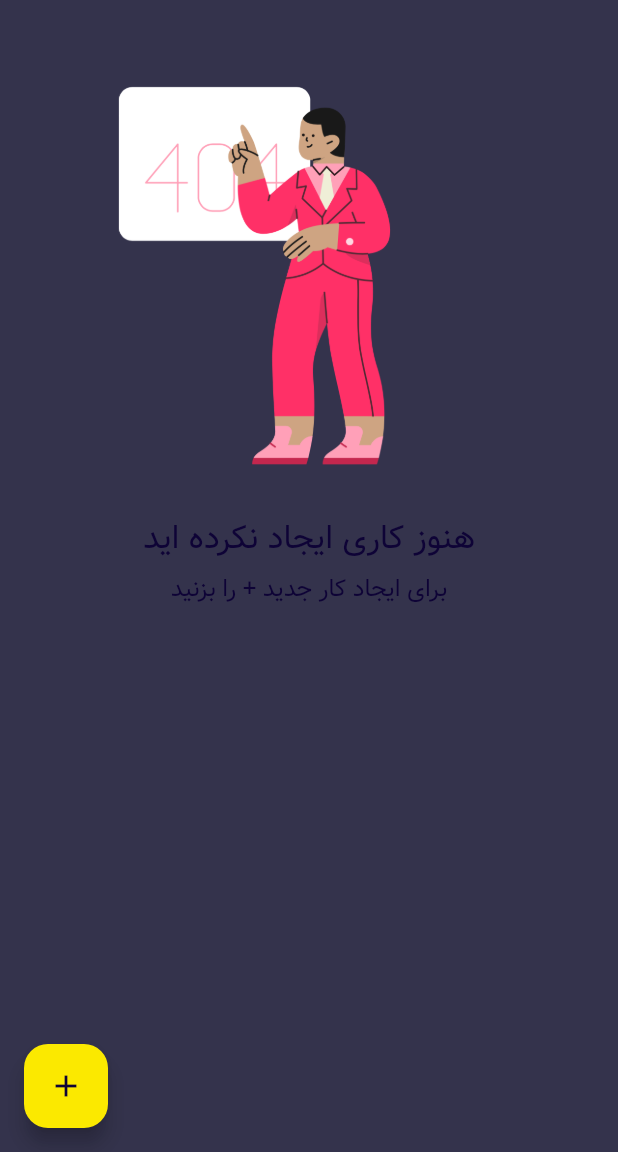
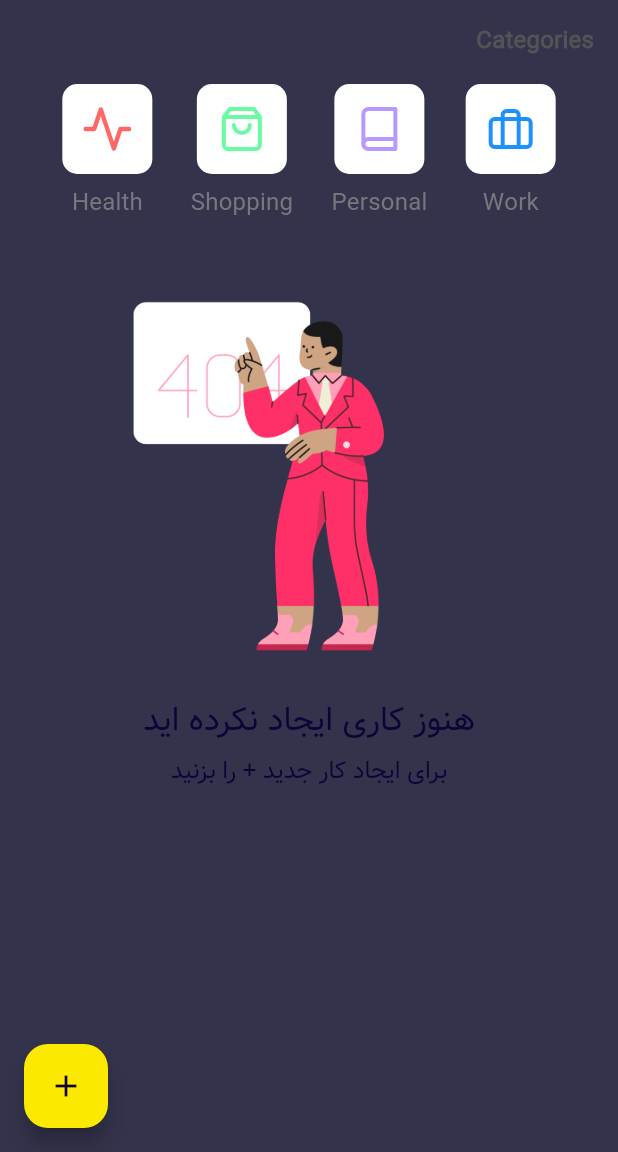
Before and after one commit to rezash76/todo_it, a Flutter app: the TodoScreen screen opened directly, on a phone screen of 412 x 824 dp, the part 84-1236 px from its top. Run offline on Flutter 3.47's test engine with Material 2 defaults, Android fonts, the phone set to English and light mode, and no system bars; our stand-ins replace bloc, dartz, flutter_bloc, flutter_svg, get_it, hive and 3 more; missing offline and left inert: dart:ffi; accounts and stored records are empty; generated files the repository leaves out were written again.

Commit message:
add category ui

```diff
--- a/lib/common/theme/theme_config.dart
+++ b/lib/common/theme/theme_config.dart
@@ -15,7 +15,7 @@ class ThemeConfig {
       : brightness = Brightness.light,
         primaryColor = const Color.fromARGB(255, 14, 3, 54),
         secondaryColor = Colors.black87,
-        background = Colors.white,
+        background = const Color.fromARGB(255, 236, 240, 250),
         surface = const Color.fromARGB(209, 7, 6, 36),
         onSurface = const Color.fromARGB(255, 14, 3, 54);
 
--- a/lib/features/todo/presentation/screen/todo_screen.dart
+++ b/lib/features/todo/presentation/screen/todo_screen.dart
@@ -1,6 +1,7 @@
 import 'package:flutter/material.dart';
 import 'package:flutter/rendering.dart';
 import 'package:flutter_bloc/flutter_bloc.dart';
+import 'package:flutter_svg/flutter_svg.dart';
 import 'package:todo_test/common/feature/drawer/presentation/custom_drawer.dart';
 import 'package:todo_test/common/language_manager.dart';
 import 'package:todo_test/features/athentication/presentation/bloc/signin/bloc/signin_bloc.dart';
@@ -66,18 +67,137 @@ class _TodoScreenState extends State<TodoScreen> {
         ),
         // backgroundColor: const Color.fromARGB(255, 3, 22, 53),
         drawer: const CustomDrawer(),
-        body: Center(
+        body: SingleChildScrollView(
+          child: Padding(
+            padding: const EdgeInsets.all(16),
             child: Column(
+              crossAxisAlignment: CrossAxisAlignment.start,
               children: [
+                Text(
+                  'Categories',
+                  style: themeData.textTheme.titleMedium!.copyWith(
+                    color: const Color.fromARGB(255, 82, 83, 85),
+                    fontWeight: FontWeight.w700,
+                  ),
+                ),
+                const SizedBox(
+                  height: 16,
+                ),
+                Row(
+                  mainAxisAlignment: MainAxisAlignment.spaceEvenly,
+                  children: [
+                    Column(
+                      children: [
+                        Container(
+                          width: 60,
+                          height: 60,
+                          decoration: BoxDecoration(
+                            color: Colors.white,
+                            borderRadius: BorderRadius.circular(10),
+                          ),
+                          child: Padding(
+                            padding: const EdgeInsets.all(14),
+                            child: SvgPicture.asset(
+                              'assets/images/briefcase.svg',
+                            ),
+                          ),
+                        ),
+                        const SizedBox(
+                          height: 8,
+                        ),
+                        Text(
+                          'Work',
+                          style: themeData.textTheme.titleMedium!.copyWith(
+                            color: const Color.fromARGB(255, 118, 120, 126),
+                          ),
+                        ),
+                      ],
+                    ),
+                    Column(
+                      children: [
+                        Container(
+                          width: 60,
+                          height: 60,
+                          decoration: BoxDecoration(
+                            color: Colors.white,
+                            borderRadius: BorderRadius.circular(10),
+                          ),
+                          child: Padding(
+                            padding: const EdgeInsets.all(14),
+                            child: SvgPicture.asset(
+                              'assets/images/book.svg',
+                            ),
+                          ),
+                        ),
+                        const SizedBox(
+                          height: 8,
+                        ),
+                        Text(
+                          'Personal',
+                          style: themeData.textTheme.titleMedium!.copyWith(
+                            color: const Color.fromARGB(255, 118, 120, 126),
+                          ),
+                        ),
+                      ],
+                    ),
+                    Column(
+                      children: [
+                        Container(
+                          width: 60,
+                          height: 60,
+                          decoration: BoxDecoration(
+                            color: Colors.white,
+                            borderRadius: BorderRadius.circular(10),
+                          ),
+                          child: Padding(
+                            padding: const EdgeInsets.all(14),
+                            child: SvgPicture.asset(
+                              'assets/images/activity.svg',
+                            ),
+                          ),
+                        ),
+                        const SizedBox(
+                          height: 8,
+                        ),
+                        Text(
+                          'Shopping',
+                          style: themeData.textTheme.titleMedium!.copyWith(
+                            color: const Color.fromARGB(255, 118, 120, 126),
+                          ),
+                        ),
+                      ],
+                    ),
+                    Column(
+                      children: [
+                        Container(
+                          width: 60,
+                          height: 60,
+                          decoration: BoxDecoration(
+                            color: Colors.white,
+                            borderRadius: BorderRadius.circular(10),
+                          ),
+                          child: Padding(
+                            padding: const EdgeInsets.all(14),
+                            child: SvgPicture.asset(
+                              'assets/images/health.svg',
+                            ),
+                          ),
+                        ),
+                        const SizedBox(
+                          height: 8,
+                        ),
+                        Text(
+                          'Health',
+                          style: themeData.textTheme.titleMedium!.copyWith(
+                            color: const Color.fromARGB(255, 118, 120, 126),
+                          ),
+                        ),
+                      ],
+                    ),
+                  ],
+                ),
                 BlocBuilder<TaskBloc, TaskState>(
                   builder: (context, state) {
-                  if (state is TaskError) {
-                    return EmptyTask(
-                      message: LanguageManager.shared
-                          .translation(context)
-                          .thereIsNoTask,
-                    );
-                  }
                     if (state is TaskSuccess) {
                       return NotificationListener<UserScrollNotification>(
                         onNotification: (notif) {
@@ -93,19 +213,22 @@ class _TodoScreenState extends State<TodoScreen> {
                           );
                           return true;
                         },
-                      child: Expanded(
                         child: TaskList(
                           tasks: state.tasks,
                           titleController: titleController,
                           descController: descController,
                         ),
-                      ),
                       );
                     }
-                  return const Text('Empty');
+                    return EmptyTask(
+                      message: LanguageManager.shared
+                          .translation(context)
+                          .thereIsNoTask,
+                    );
                   },
                 ),
               ],
+            ),
           ),
         ),
         floatingActionButton: AnimatedSlide(
--- a/lib/features/todo/presentation/widget/task_card.dart
+++ b/lib/features/todo/presentation/widget/task_card.dart
@@ -1,5 +1,6 @@
 import 'package:flutter/material.dart';
 import 'package:flutter_bloc/flutter_bloc.dart';
+import 'package:flutter_svg/flutter_svg.dart';
 import 'package:todo_test/features/todo/domain/entity/task_entity.dart';
 import 'package:todo_test/features/todo/domain/value_object/task_request.dart';
 import 'package:todo_test/features/todo/presentation/bloc/task_bloc.dart';
@@ -29,16 +30,25 @@ class _TaskCardState extends State<TaskCard> {
   Widget build(BuildContext context) {
     ThemeData themeData = Theme.of(context);
     return Container(
-      margin: const EdgeInsets.all(16),
+      // margin: const EdgeInsets.all(16),
       width: double.infinity,
-      decoration: BoxDecoration(
-        color: const Color.fromRGBO(250, 210, 85, 1),
-        borderRadius: BorderRadius.circular(15),
+      decoration: const BoxDecoration(
+        color: Colors.white,
+        // borderRadius: BorderRadius.circular(15),
       ),
       child: Padding(
         padding: const EdgeInsets.symmetric(horizontal: 14, vertical: 8),
         child: Row(
           children: [
+            SvgPicture.asset(
+              'assets/images/book.svg',
+              width: 40,
+              height: 40,
+              // colorFilter: const ColorFilter.mode(Colors.red, BlendMode.src),
+            ),
+            const SizedBox(
+              width: 12,
+            ),
             Expanded(
               child: Column(
                 crossAxisAlignment: CrossAxisAlignment.start,
@@ -47,16 +57,6 @@ class _TaskCardState extends State<TaskCard> {
                     widget.task.title,
                     style: themeData.textTheme.titleLarge!
                         .copyWith(color: Colors.black87),
-                  ),
-                  const Padding(
-                    padding: EdgeInsets.symmetric(
-                      horizontal: 8,
-                      vertical: 4,
-                    ),
-                    child: Divider(
-                      color: Colors.black26,
-                      height: 1,
-                    ),
                   ),
                   Text(
                     widget.task.desc.toString().trim(),
--- a/lib/features/todo/presentation/widget/tasks_list.dart
+++ b/lib/features/todo/presentation/widget/tasks_list.dart
@@ -17,11 +17,16 @@ class TaskList extends StatelessWidget {
 
   @override
   Widget build(BuildContext context) {
-    return ListView.builder(
+    return ListView.separated(
+      separatorBuilder: ((context, index) => const Divider(
+            height: 0,
+            color: Colors.grey,
+          )),
       padding: const EdgeInsets.symmetric(vertical: 12),
+      physics: const NeverScrollableScrollPhysics(),
+      shrinkWrap: true,
       itemCount: tasks.length,
       itemBuilder: (context, index) {
-        // final int keyIndex = (tasks.length - index) - 1;
         return GestureDetector(
           onTap: () {
             titleController.text = tasks[index].title;
--- a/pubspec.yaml
+++ b/pubspec.yaml
@@ -42,6 +42,7 @@ dependencies:
   delayed_widget: ^1.1.2
   flutter_bloc: ^8.1.3
   hive_flutter: ^1.1.0
+  flutter_svg: ^2.0.7
   dartunit: ^1.0.0+2
   equatable: ^2.0.5
   mockito: ^5.4.2
```
Also changed, not shown: assets/images/activity.svg (added), assets/images/book.svg (added), assets/images/briefcase.svg (added), assets/images/health.svg (added), pubspec.lock. Lines whose indentation alone changed are shown as unchanged.
